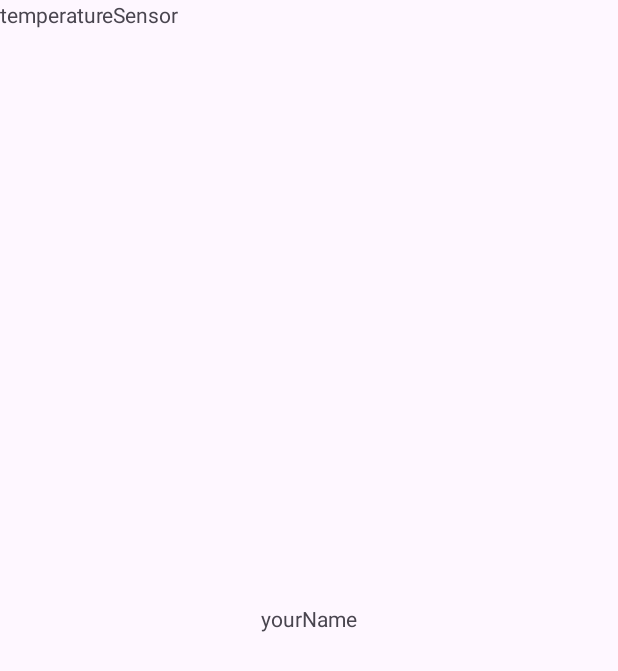
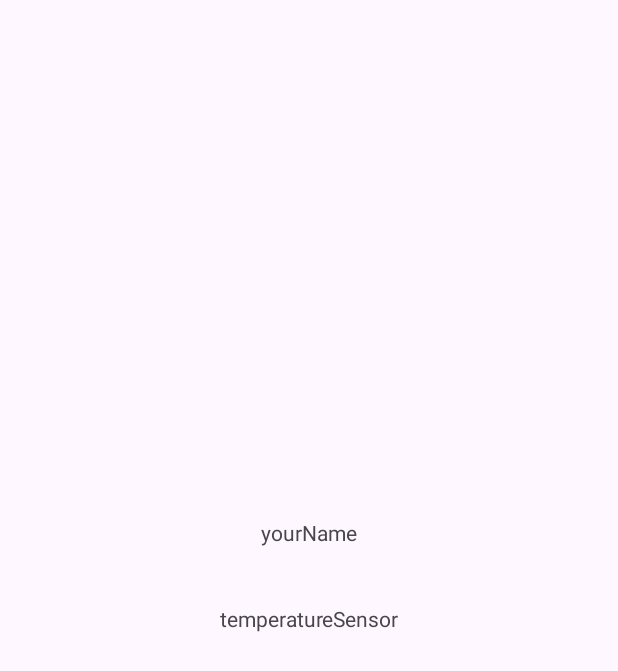
Before and after one commit to MarcWilhelm/weatherCompareApp, an Android app: the layout activity_compare.xml on its own in the app's theme, with its tools: preview values and no code run, on a phone screen of 412 x 824 dp. Shown: the top 671 px of the screen. Run offline under Robolectric (Android 15) with nearby library versions, the phone set to English and light mode, and no system bars.

```diff
--- a/app/src/main/java/dev/marc/m335/weathercompareapp/MainActivity.java
+++ b/app/src/main/java/dev/marc/m335/weathercompareapp/MainActivity.java
@@ -42,7 +42,7 @@ public class MainActivity extends AppCompatActivity {
             }
         });
 
-
+        nextBtn.setEnabled(true);
 
         nextBtn.setOnClickListener(new View.OnClickListener() {
             @Override
@@ -50,6 +50,7 @@ public class MainActivity extends AppCompatActivity {
                 Intent i = new Intent(MainActivity.this, CompareActivity.class);
                 i.putExtra("name", "Marc");
                 startActivity(i);
+
             }
         });
 
--- a/app/src/main/res/layout/activity_compare.xml
+++ b/app/src/main/res/layout/activity_compare.xml
@@ -13,14 +13,19 @@
         android:text="yourName"
         app:layout_constraintBottom_toBottomOf="parent"
         app:layout_constraintEnd_toEndOf="parent"
-        app:layout_constraintHorizontal_bias="0.5"
         app:layout_constraintStart_toStartOf="parent"
         app:layout_constraintTop_toTopOf="parent"
-        app:layout_constraintVertical_bias="0.5" />
+        app:layout_constraintVertical_bias="0.429" />
 
     <TextView
         android:id="@+id/tempreatureSensor"
         android:layout_width="wrap_content"
         android:layout_height="wrap_content"
-        android:text="temperatureSensor" />
+        android:text="temperatureSensor"
+        app:layout_constraintBottom_toBottomOf="parent"
+        app:layout_constraintEnd_toEndOf="parent"
+        app:layout_constraintHorizontal_bias="0.5"
+        app:layout_constraintStart_toStartOf="parent"
+        app:layout_constraintTop_toTopOf="parent"
+        app:layout_constraintVertical_bias="0.5" />
 </androidx.constraintlayout.widget.ConstraintLayout>
```
Also changed, not shown: app/src/main/java/dev/marc/m335/weathercompareapp/CompareActivity.java (+14 -0 lines).
